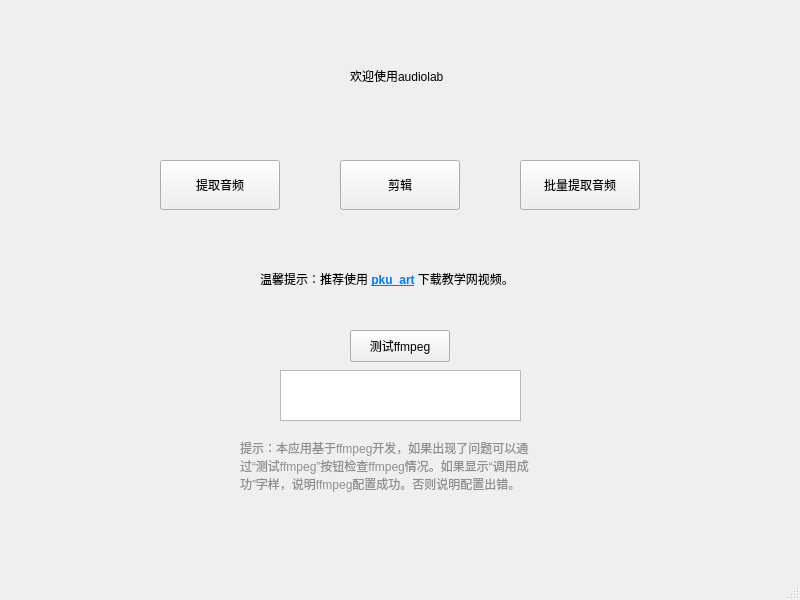
Qt form mainwindow.ui (xyzlyz/audiolab) before a commit.
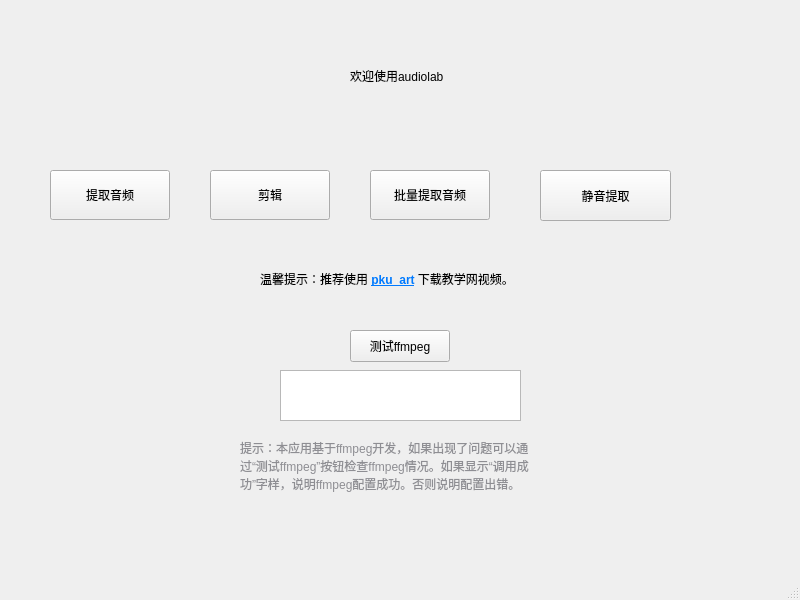
The same form after that commit.

The edit to the form file:
```diff
--- a/mainwindow.ui
+++ b/mainwindow.ui
@@ -27,8 +27,8 @@
    <widget class="QPushButton" name="To_audioextract">
     <property name="geometry">
      <rect>
-      <x>520</x>
-      <y>160</y>
+      <x>370</x>
+      <y>170</y>
       <width>120</width>
       <height>50</height>
      </rect>
@@ -76,8 +76,8 @@
    <widget class="QPushButton" name="To_audiocut">
     <property name="geometry">
      <rect>
-      <x>340</x>
-      <y>160</y>
+      <x>210</x>
+      <y>170</y>
       <width>120</width>
       <height>50</height>
      </rect>
@@ -89,8 +89,8 @@
    <widget class="QPushButton" name="pushButton">
     <property name="geometry">
      <rect>
-      <x>160</x>
-      <y>160</y>
+      <x>50</x>
+      <y>170</y>
       <width>120</width>
       <height>50</height>
      </rect>
@@ -141,6 +141,19 @@
      <bool>true</bool>
     </property>
    </widget>
+   <widget class="QPushButton" name="scut">
+    <property name="geometry">
+     <rect>
+      <x>540</x>
+      <y>170</y>
+      <width>131</width>
+      <height>51</height>
+     </rect>
+    </property>
+    <property name="text">
+     <string>静音提取</string>
+    </property>
+   </widget>
   </widget>
   <widget class="QMenuBar" name="menubar">
    <property name="geometry">
```
Left out of the diff: 2 changed lines with no effect on the pictures.
